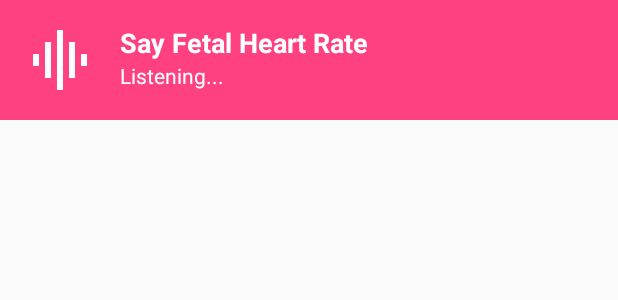
After one commit to Mirzaarbaz/FHR-APP, an Android app built with Jetpack Compose: the layout custom_notification.xml on its own in the app's theme, with its tools: preview values and no code run, on a phone screen of 412 x 824 dp. The commit adds this screen. Shown: the top 300 px of the screen. Run offline under Robolectric (Android 15) with nearby library versions, the phone set to English and light mode, and no system bars.

Commit message:
v1.2 - layout graph_v2 pdf clock_v2 notification permission speech

```diff
--- a/app/src/main/AndroidManifest.xml
+++ b/app/src/main/AndroidManifest.xml
@@ -10,6 +10,7 @@
     <uses-permission android:name="android.permission.RECORD_AUDIO" />
     <uses-permission android:name="android.permission.INTERNET" />
     <uses-permission android:name="android.permission.ACCESS_NETWORK_STATE" />
+
 
     <uses-permission android:name="android.permission.WRITE_EXTERNAL_STORAGE"
         android:maxSdkVersion="32"
@@ -48,6 +49,7 @@
                 android:name="android.support.FILE_PROVIDER_PATHS"
                 android:resource="@xml/file_paths" />
         </provider>
+
     </application>
 
 </manifest>
--- /dev/null
+++ b/app/src/main/res/layout/custom_notification.xml
@@ -0,0 +1,37 @@
+<?xml version="1.0" encoding="utf-8"?>
+<RelativeLayout xmlns:android="http://schemas.android.com/apk/res/android"
+    android:layout_width="match_parent"
+    android:layout_height="wrap_content"
+    android:padding="16dp"
+    android:background="@color/maroon"> <!-- Pink background -->
+
+    <ImageView
+        android:id="@+id/icon"
+        android:layout_width="wrap_content"
+        android:layout_height="wrap_content"
+        android:src="@drawable/baseline_graphic_eq_black_48"
+        android:tint="@color/white"
+        android:layout_alignParentStart="true"
+        android:layout_alignParentLeft="true"/>
+
+    <TextView
+        android:id="@+id/notification_title"
+        android:layout_width="wrap_content"
+        android:layout_height="wrap_content"
+        android:text="Say Fetal Heart Rate"
+        android:textColor="#FFFFFF"
+        android:layout_toEndOf="@id/icon"
+        android:layout_marginLeft="16dp"
+    android:textStyle="bold"
+    android:textSize="18sp" />
+
+    <TextView
+        android:id="@+id/notification_text"
+        android:layout_width="wrap_content"
+        android:layout_height="wrap_content"
+        android:layout_below="@id/notification_title"
+        android:layout_toEndOf="@id/icon"
+        android:layout_marginLeft="16dp"
+        android:text="Listening..."
+        android:textColor="#FFFFFF" />
+</RelativeLayout>
--- a/app/src/main/res/values/colors.xml
+++ b/app/src/main/res/values/colors.xml
@@ -11,4 +11,6 @@
     <color name="maroon">#FF4081</color>
     <color name="blue">#0d5dbf</color>
     <color name="red">#FF0000</color>
+    <color name="light_blue">#cce8ff</color>
+    <color name="dark_green">#139e1e</color>
 </resources>
```
Also changed, not shown: app/src/main/java/com/example/version0/ButtonStyleUtils.kt (added, +35 -0 lines), app/src/main/java/com/example/version0/ClockManager.kt (+1 -15 lines), app/src/main/java/com/example/version0/GraphInitializer.kt (+15 -3 lines), app/src/main/java/com/example/version0/MainActivity.kt (+106 -39 lines), app/src/main/java/com/example/version0/NotificationUtils.kt (+11 -9 lines), app/src/main/java/com/example/version0/SpeechRecognitionManager.kt (+16 -43 lines), app/src/main/java/com/example/version0/TableUtils.kt (added, +64 -0 lines), app/src/main/java/com/example/version0/TextToSpeechManager.kt (added, +20 -0 lines), app/src/main/res/layout/table_row_layout.xml (added, +15 -0 lines).
